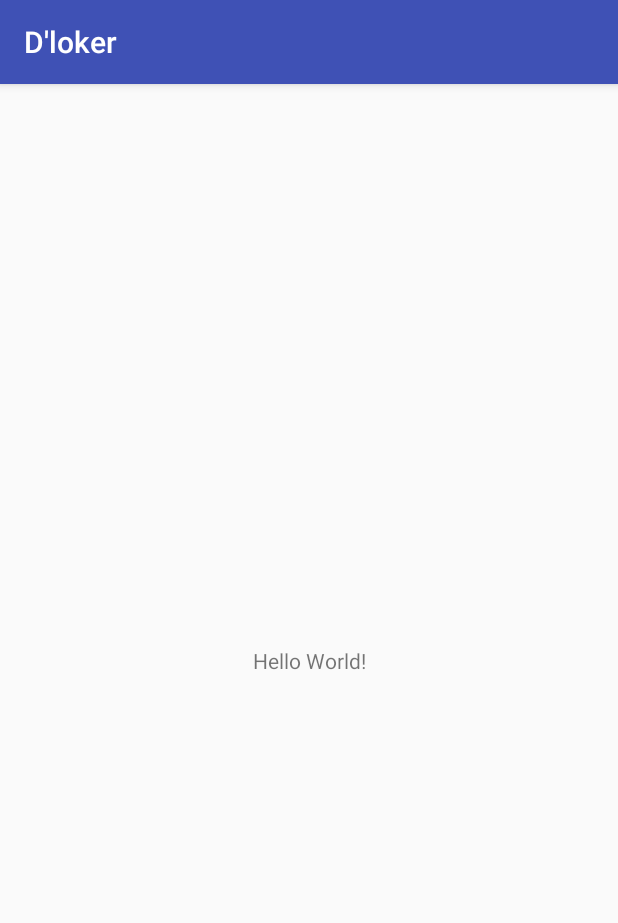
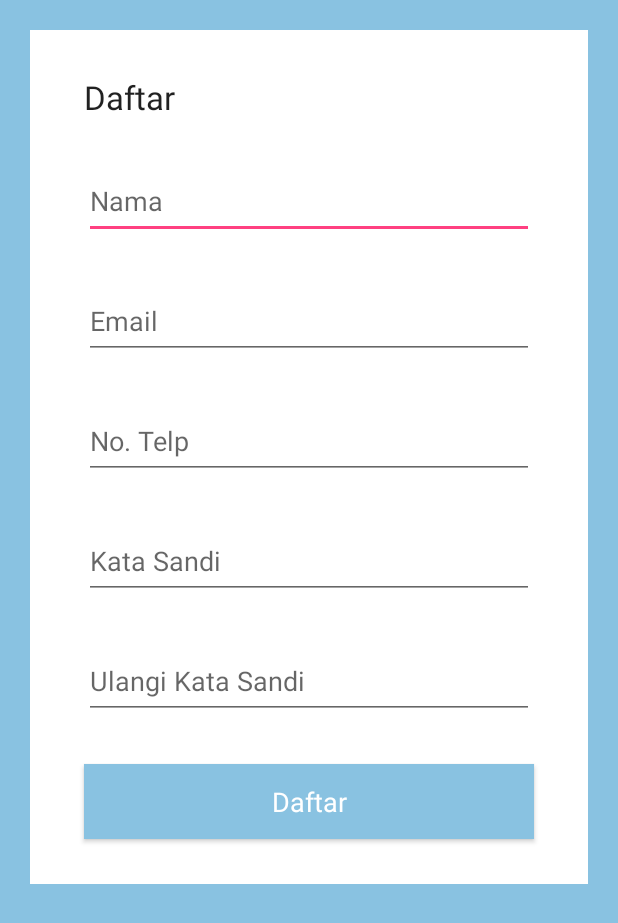
Before and after one commit to renaldysa18/D-loker, an Android app: the screen it shows after launch (MainActivity before the commit, SignUp after it), on a phone screen of 412 x 824 dp. Shown: the top 923 px of the screen. Run offline under Robolectric (Android 15) with nearby library versions, the phone set to English and light mode, and no system bars.

Commit message:
layout signup

```diff
--- a/app/src/main/AndroidManifest.xml
+++ b/app/src/main/AndroidManifest.xml
@@ -9,13 +9,18 @@
         android:roundIcon="@mipmap/ic_launcher_round"
         android:supportsRtl="true"
         android:theme="@style/AppTheme">
-        <activity android:name=".MainActivity">
+        <activity android:name=".SignUp">
             <intent-filter>
                 <action android:name="android.intent.action.MAIN" />
 
                 <category android:name="android.intent.category.LAUNCHER" />
             </intent-filter>
         </activity>
+        <activity android:name=".MainActivity"
+            android:theme="@style/Theme.AppCompat.Light.NoActionBar"
+            >
+
+        </activity>
     </application>
 
 </manifest>
--- /dev/null
+++ b/app/src/main/java/com/example/renaldysabdojatip/dloker/SignUp.java
@@ -0,0 +1,13 @@
+package com.example.renaldysabdojatip.dloker;
+
+import android.support.v7.app.AppCompatActivity;
+import android.os.Bundle;
+
+public class SignUp extends AppCompatActivity {
+
+    @Override
+    protected void onCreate(Bundle savedInstanceState) {
+        super.onCreate(savedInstanceState);
+        setContentView(R.layout.activity_sign_up);
+    }
+}
--- /dev/null
+++ b/app/src/main/res/layout/activity_sign_up.xml
@@ -0,0 +1,87 @@
+<?xml version="1.0" encoding="utf-8"?>
+<RelativeLayout xmlns:android="http://schemas.android.com/apk/res/android"
+    xmlns:app="http://schemas.android.com/apk/res-auto"
+    xmlns:tools="http://schemas.android.com/tools"
+    android:layout_width="match_parent"
+    android:layout_height="match_parent"
+    android:background="@color/backgroudn"
+    android:padding="20dp"
+    tools:context=".SignUp">
+
+    <ScrollView
+        android:layout_width="match_parent"
+        android:layout_height="match_parent">
+
+        <LinearLayout
+            android:gravity="center"
+            android:orientation="vertical"
+            android:layout_width="match_parent"
+            android:background="@color/white"
+            android:layout_height="match_parent">
+
+            <TextView
+                android:layout_marginTop="@dimen/top"
+                android:text="@string/daftar"
+                android:textAppearance="?android:textAppearanceLarge"
+                android:layout_width="@dimen/edit_width"
+                android:layout_height="wrap_content" />
+
+            <EditText
+                android:id="@+id/nama_signup"
+                android:hint="@string/nama"
+                android:layout_marginTop="@dimen/top"
+                android:layout_width="@dimen/edit_width"
+                android:layout_height="@dimen/edit_height" />
+
+
+            <EditText
+                android:inputType="textEmailAddress"
+                android:id="@+id/email_signup"
+                android:hint="@string/email"
+                android:layout_marginTop="@dimen/top"
+                android:layout_width="@dimen/edit_width"
+                android:layout_height="@dimen/edit_height" />
+
+
+            <EditText
+                android:inputType="number"
+                android:id="@+id/notelp_signup"
+                android:hint="@string/notelp"
+                android:layout_marginTop="@dimen/top"
+                android:layout_width="@dimen/edit_width"
+                android:layout_height="@dimen/edit_height" />
+
+            <EditText
+                android:id="@+id/password_signup"
+                android:hint="@string/password"
+                android:inputType="textPassword"
+                android:layout_marginTop="@dimen/top"
+                android:layout_width="@dimen/edit_width"
+                android:layout_height="@dimen/edit_height" />
+
+            <EditText
+                android:id="@+id/retype_pass_singup"
+                android:inputType="textPassword"
+                android:hint="@string/retype_password"
+                android:layout_marginTop="@dimen/top"
+                android:layout_width="@dimen/edit_width"
+                android:layout_height="@dimen/edit_height" />
+
+            <Button
+                android:textAppearance="?android:textAppearanceMedium"
+                android:background="@color/backgroudn"
+                android:textColor="@color/white"
+                android:id="@+id/daftar_btn"
+                android:layout_marginTop="@dimen/top"
+                android:text="@string/daftar"
+                android:layout_width="@dimen/edit_width"
+                android:layout_height="@dimen/edit_height"
+                android:layout_marginBottom="@dimen/top"
+                />
+        </LinearLayout>
+
+    </ScrollView>
+
+
+
+</RelativeLayout>
--- a/app/src/main/res/values/colors.xml
+++ b/app/src/main/res/values/colors.xml
@@ -3,4 +3,7 @@
     <color name="colorPrimary">#3F51B5</color>
     <color name="colorPrimaryDark">#303F9F</color>
     <color name="colorAccent">#FF4081</color>
+
+    <color name="backgroudn">#89c2e1</color>
+    <color name="white">#ffffff</color>
 </resources>
--- /dev/null
+++ b/app/src/main/res/values/dimens.xml
@@ -0,0 +1,10 @@
+<?xml version="1.0" encoding="utf-8"?>
+<resources>
+    <dimen name="top">30dp</dimen>
+    <dimen name="edit_horizontal">300dp</dimen>
+    <dimen name="edit_height">50dp</dimen>
+    <dimen name="edit_width">300dp</dimen>
+    <dimen name="btn_width">150dp</dimen>
+    <dimen name="btn_height">50dp</dimen>
+    <dimen name="to_title">10dp</dimen>
+</resources>
--- a/app/src/main/res/values/strings.xml
+++ b/app/src/main/res/values/strings.xml
@@ -1,3 +1,9 @@
 <resources>
     <string name="app_name">D\'loker</string>
+    <string name="daftar">Daftar</string>
+    <string name="nama">Nama</string>
+    <string name="email">Email</string>
+    <string name="notelp">No. Telp</string>
+    <string name="password">Kata Sandi</string>
+    <string name="retype_password">Ulangi Kata Sandi</string>
 </resources>
--- a/app/src/main/res/values/styles.xml
+++ b/app/src/main/res/values/styles.xml
@@ -1,7 +1,7 @@
 <resources>
 
     <!-- Base application theme. -->
-    <style name="AppTheme" parent="Theme.AppCompat.Light.DarkActionBar">
+    <style name="AppTheme" parent="Theme.AppCompat.Light.NoActionBar">
         <!-- Customize your theme here. -->
         <item name="colorPrimary">@color/colorPrimary</item>
         <item name="colorPrimaryDark">@color/colorPrimaryDark</item>
```
